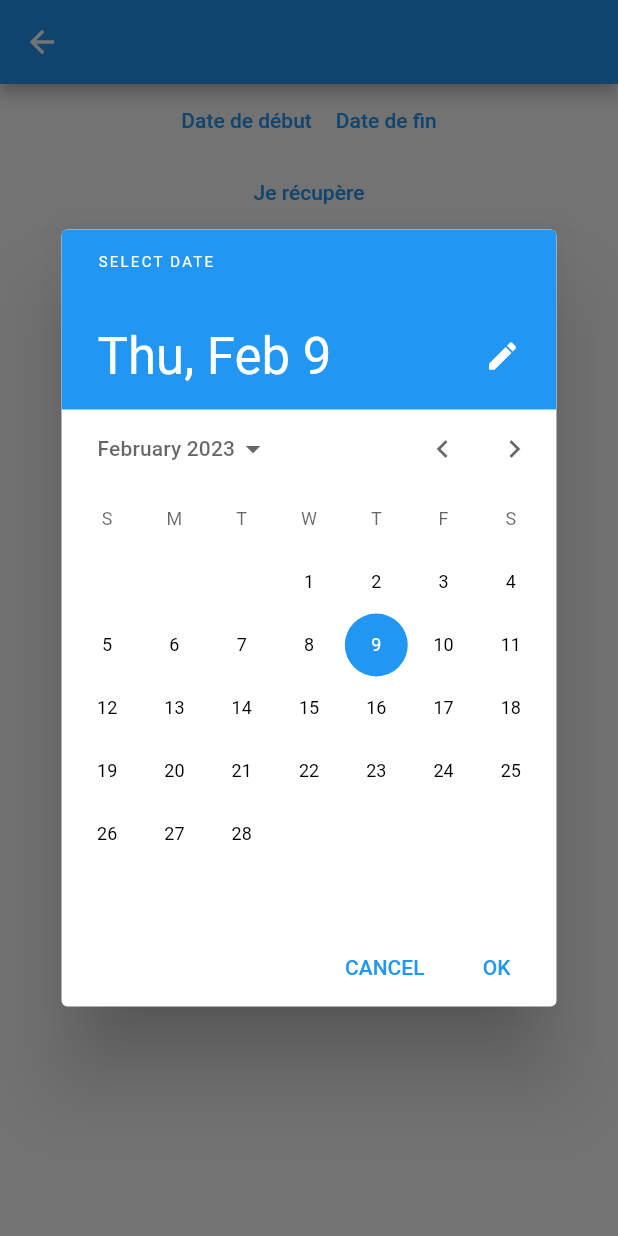
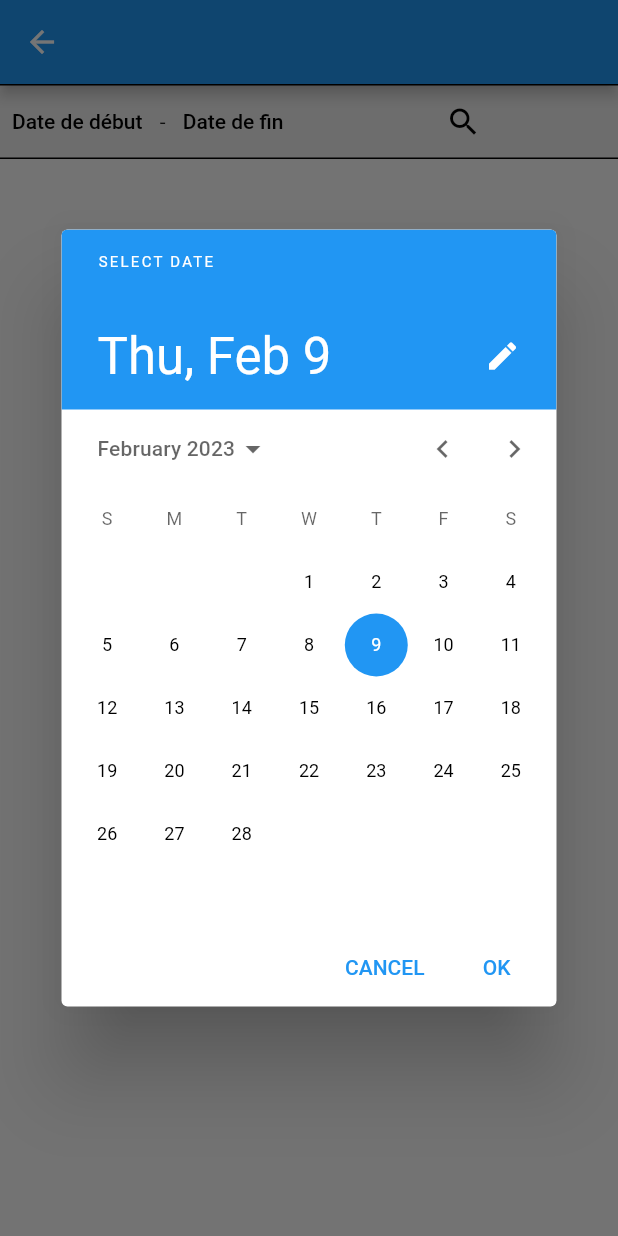
Before and after one commit to KodiakFR/my_mood, a Flutter app: the SummarizeAnswers screen opened by its route, after a tap on "Date de début", on a phone screen of 412 x 824 dp. Run offline on Flutter 3.47's test engine with Material 2 defaults, Android fonts, the phone set to English and light mode, and no system bars; our stand-ins replace cloud_firestore, cloud_functions, firebase_auth, firebase_core, firebase_storage, fl_chart and 2 more; accounts and stored records are empty; generated files the repository leaves out were written again; network calls fail.

Commit message:
adding new info from resume page

```diff
--- a/lib/models/data_stats.dart
+++ b/lib/models/data_stats.dart
@@ -1,8 +1,12 @@
+import 'dart:ui';
+
 class DataStats {
   String? moodWeather;
   int? totalWeather;
   String? moodType;
   int? totalMoodType;
+  String? weatherByMoodType;
 
-  DataStats({this.moodWeather, this.totalWeather, this.moodType, this.totalMoodType});
+
+  DataStats({this.moodWeather, this.totalWeather, this.moodType, this.totalMoodType, this.weatherByMoodType});
 }
--- a/lib/screens/summarize_answers/summarize_answers.dart
+++ b/lib/screens/summarize_answers/summarize_answers.dart
@@ -23,7 +23,7 @@ DateTime dateEnd = DateTime.now();
 List<AnswerEntity> values = [];
 List<DataStats> valuesStats = [];
 List<DataStats> secondeValuesStats = [];
-
+List<DataStats> thirdValue = [];
 
 class _SummarizeAnswersState extends State<SummarizeAnswers> {
   @override
@@ -44,8 +44,12 @@ class _SummarizeAnswersState extends State<SummarizeAnswers> {
               body: SingleChildScrollView(
                   child: Column(
                 children: [
-                  Row(
-                    mainAxisAlignment: MainAxisAlignment.center,
+                  Container(
+                    decoration: BoxDecoration(
+                        border: Border.symmetric(horizontal: BorderSide()),
+                        color: Colors.grey[200]),
+                    child: Row(
+                      mainAxisAlignment: MainAxisAlignment.start,
                       children: [
                         TextButton(
                           onPressed: () async {
@@ -64,8 +68,10 @@ class _SummarizeAnswersState extends State<SummarizeAnswers> {
                             //dateStart = newDateStart;
                             print(dateStart);
                           },
-                        child: Text("Date de début"),
+                          child: Text("Date de début",
+                              style: TextStyle(color: Colors.black)),
                         ),
+                        Text(" - "),
                         TextButton(
                             onPressed: () async {
                               DateTime? newDateEnd = await showDatePicker(
@@ -84,9 +90,9 @@ class _SummarizeAnswersState extends State<SummarizeAnswers> {
                               //dateEnd = newDateEnd;
                               print(dateEnd);
                             },
-                          child: Text("Date de fin"))
-                    ],
-                  ),
+                            child: Text("Date de fin",
+                                style: TextStyle(color: Colors.black))),
+                        SizedBox(width : 80),
                         TextButton(
                             onPressed: () async {
                               if (dateStart == dateEnd) {
@@ -106,54 +112,110 @@ class _SummarizeAnswersState extends State<SummarizeAnswers> {
                                           ],
                                         ));
                               }
-                        values =
-                            await AnswerService().getByDate(dateStart, dateEnd);
-                        context.read<ResultByDateProvider>().addAnswers(values);
+                              values = await AnswerService()
+                                  .getByDate(dateStart, dateEnd);
+                              context
+                                  .read<ResultByDateProvider>()
+                                  .addAnswers(values);
 
                               // Input differents rules to use graph :
-                        valuesStats =
-                            DataStatsRules().PieChartByWeatherMood(values);
+                              valuesStats = DataStatsRules()
+                                  .PieChartByWeatherMood(values);
                               secondeValuesStats =
                                   DataStatsRules().graphChartByMoodType(values);
                             },
-                      child: Text("Je récupère")),
+                            child: Icon(Icons.search, color: Colors.black,))
+                      ]
+                    ),
+                  ),
+                  SizedBox(
+                    height: 10,
+                  ),
                   if (values.isNotEmpty) ...[
                     Container(
-                      child: SfCircularChart(
+                      decoration: BoxDecoration(
+                          border: Border.all(width: 2),
+                          borderRadius: BorderRadius.all(Radius.circular(15))),
+                      child: Column(
+                        children: [
+                          SfCircularChart(
                             title: ChartTitle(
                                 text: "Mood weather from your time choosen"),
                             legend: Legend(isVisible: true),
                             series: <CircularSeries>[
                               DoughnutSeries<DataStats, String>(
                                 dataSource: valuesStats,
-                            xValueMapper: (DataStats ds, _) => ds.moodWeather,
-                            yValueMapper: (DataStats ds, _) => ds.totalWeather,
+                                xValueMapper: (DataStats ds, _) =>
+                                    ds.moodWeather,
+                                yValueMapper: (DataStats ds, _) =>
+                                    ds.totalWeather,
+                                dataLabelSettings:
+                                    DataLabelSettings(isVisible: true),
+                              )
+                            ],
+                          ),
+                          SizedBox(height: 5),
+                          if (valuesStats
+                                  .reduce((a, b) =>
+                                      a.totalWeather! > b.totalWeather! ? a : b)
+                                  .moodWeather ==
+                              "Good mood")
+                            Text("Text description for good mood"),
+                          if (valuesStats
+                                  .reduce((a, b) =>
+                                      a.totalWeather! > b.totalWeather! ? a : b)
+                                  .moodWeather ==
+                              "Average mood")
+                            Text("Text description for average mood"),
+                          if (valuesStats
+                                  .reduce((a, b) =>
+                                      a.totalWeather! > b.totalWeather! ? a : b)
+                                  .moodWeather ==
+                              "Sad mood")
+                            Text("Text description for sad mood"),
+                        ],
+                      ),
+                    ),
+
+                    //  SizedBox(height: 10,child: Container(decoration: BoxDecoration(border: Border(bottom: BorderSide()),))),
+                    SizedBox(
+                      height: 10,
+                    ),
+                    Column(
+                      children: [
+                        Container(
+                          decoration: BoxDecoration(
+                              border: Border.all(width: 2),
+                              borderRadius:
+                                  BorderRadius.all(Radius.circular(15))),
+                          child: SfCartesianChart(
+                            primaryXAxis: CategoryAxis(),
+                            primaryYAxis: NumericAxis(
+                                minimum: 0,
+                                maximum: secondeValuesStats
+                                    .reduce((a, b) =>
+                                        a.totalMoodType! > b.totalMoodType!
+                                            ? a
+                                            : b)
+                                    .totalMoodType!
+                                    .toDouble(),
+                                interval: 5),
+                            title:
+                                ChartTitle(text: "Number of moodtype selected"),
+                            //legend: Legend(isVisible: true),
+                            series: <ChartSeries>[
+                              ColumnSeries<DataStats, String>(
+                                dataSource: secondeValuesStats,
+                                xValueMapper: (DataStats ds, _) => ds.moodType,
+                                yValueMapper: (DataStats ds, _) =>
+                                    ds.totalMoodType,
                                 dataLabelSettings:
                                     DataLabelSettings(isVisible: true),
                               )
                             ],
                           ),
                         ),
-                    SizedBox(height: 10),
-
-                    Container(
-                      child: SfCartesianChart(
-                        primaryXAxis: CategoryAxis(),
-                        // Need to create a count of the biggest value of totalMoodType
-                        primaryYAxis:
-                            NumericAxis(minimum: 0, maximum: 5, interval: 5),
-                        title: ChartTitle(
-                            text: "Number of moodtype selected"),
-                        legend: Legend(isVisible: true),
-                        series: <ChartSeries>[
-                          ColumnSeries<DataStats, String>(
-                            dataSource: secondeValuesStats,
-                            xValueMapper: (DataStats ds, _) => ds.moodType,
-                            yValueMapper: (DataStats ds, _) => ds.totalMoodType,
-                            dataLabelSettings: DataLabelSettings(isVisible: true),
-                          )
                       ],
-                      ),
                     ),
                   ],
                 ],
--- a/lib/services/rules/data_stats_rules.dart
+++ b/lib/services/rules/data_stats_rules.dart
@@ -2,12 +2,8 @@ import '../../models/answer_entity.dart';
 import '../../models/data_stats.dart';
 
 class DataStatsRules {
-  List<DataStats> valuesWeatherMood = [
-    DataStats(moodWeather: "Good mood", totalWeather: 0),
-    DataStats(moodWeather: "average mood", totalWeather: 0),
-    DataStats(moodWeather: "sad mood", totalWeather: 0),
-  ];
   List<String> moodTypes = ["Travail", "Amour", "Nouvelle", "Voyage", "autres"];
+  List<String> weather = ["Good mood", "Average mood", "Sad mood"];
   List<DataStats> valueMoodType = [];
 
   creationData() {
@@ -15,8 +11,20 @@ class DataStatsRules {
       valueMoodType.add(DataStats(moodType: element, totalMoodType: 0));
     });
   }
+    creationDataWeatherMoodType() {
+    for (var item in moodTypes) {
+      for (var ite in weather) {
+        valueMoodType.add(DataStats(weatherByMoodType: ite + " by " + item, totalMoodType: 0));
+      }
+    }
+  }
 
   PieChartByWeatherMood(List<AnswerEntity> ListToTransfers) {
+      List<DataStats> valuesWeatherMood = [
+    DataStats(moodWeather: "Good mood", totalWeather: 0),
+    DataStats(moodWeather: "Average mood", totalWeather: 0),
+    DataStats(moodWeather: "Sad mood", totalWeather: 0),
+  ];
     for (var item in ListToTransfers) {
       for (var itemStats in valuesWeatherMood) {
         if (item.weather!.toLowerCase() ==
@@ -39,4 +47,25 @@ class DataStatsRules {
     }
     return valueMoodType;
   }
+
+
+  // graphByWeatherAndMoodtype(List<AnswerEntity> toTransfer) {
+  //   creationDataWeatherMoodType();
+  //   for (var item in toTransfer) {
+  //     for (var itemStats in valueMoodType) {
+  //       for (var element in item.moodTypeChoose!) {
+  //         if(itemStats.weatherByMoodType!.contains(element) & itemStats.weatherByMoodType!.contains("${item.weather}")) {
+  //           itemStats.totalMoodType = itemStats.totalMoodType! +1;
+  //       }
+  //       }
+  //     }
+
+  //   }
+  //   valueMoodType.removeWhere((element) => element.totalMoodType ==0);
+  //   return valueMoodType;
+  // }
+
+
+
+
 }
```
Lines whose indentation alone changed are shown as unchanged.
